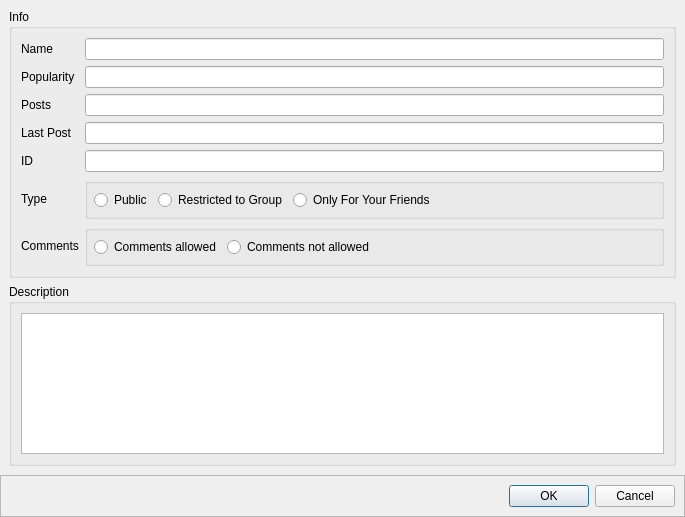
Old version of the form retroshare-gui/src/gui/gxs/GxsGroupDialog.ui in the repository RetroShare/RetroShare.
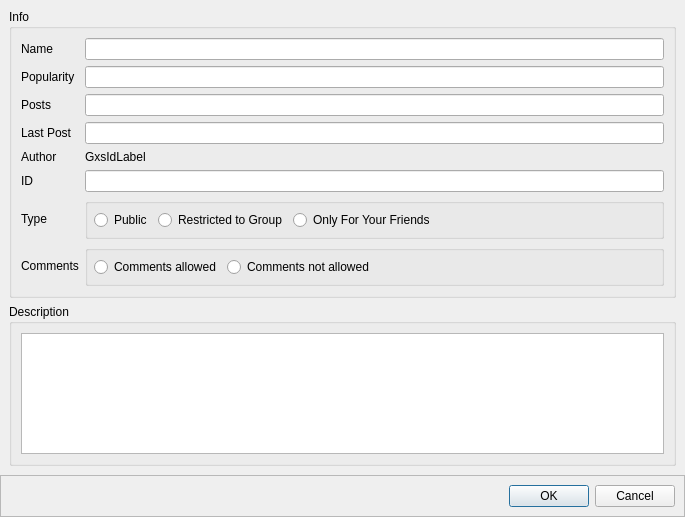
New version of the form. The open tabs and pages were chosen to show the change. Icons and pictures are not drawn. Custom widgets are drawn as their Qt base class.

Commit message: show group owner in channel/forum/posted's details tab

```diff
--- a/retroshare-gui/src/gui/gxs/GxsGroupDialog.ui
+++ b/retroshare-gui/src/gui/gxs/GxsGroupDialog.ui
@@ -574,7 +574,7 @@
           <string>Info</string>
          </property>
          <layout class="QGridLayout" name="_3">
-          <item row="6" column="1">
+          <item row="7" column="1">
            <widget class="QGroupBox" name="distribGroupBox_2">
             <property name="sizePolicy">
              <sizepolicy hsizetype="Expanding" vsizetype="Fixed">
@@ -674,7 +674,7 @@
             </layout>
            </widget>
           </item>
-          <item row="7" column="1">
+          <item row="8" column="1">
            <widget class="QGroupBox" name="commentGroupBox_2">
             <property name="title">
              <string/>
@@ -737,7 +737,7 @@
             </property>
            </widget>
           </item>
-          <item row="4" column="1">
+          <item row="5" column="1">
            <widget class="QLineEdit" name="IDline">
             <property name="readOnly">
              <bool>true</bool>
@@ -751,7 +751,7 @@
             </property>
            </widget>
           </item>
-          <item row="4" column="0">
+          <item row="5" column="0">
            <widget class="QLabel" name="label_4">
             <property name="text">
              <string>ID</string>
@@ -789,14 +789,14 @@
             </property>
            </widget>
           </item>
-          <item row="7" column="0">
+          <item row="8" column="0">
            <widget class="QLabel" name="commentslabel">
             <property name="text">
              <string>Comments</string>
             </property>
            </widget>
           </item>
-          <item row="6" column="0">
+          <item row="7" column="0">
            <widget class="QLabel" name="label_5">
             <property name="text">
              <string>Type</string>
@@ -806,6 +806,20 @@
             </property>
            </widget>
           </item>
+          <item row="4" column="0">
+           <widget class="QLabel" name="label_7">
+            <property name="text">
+             <string>Author</string>
+            </property>
+           </widget>
+          </item>
+          <item row="4" column="1">
+           <widget class="GxsIdLabel" name="authorLabel">
+            <property name="text">
+             <string>GxsIdLabel</string>
+            </property>
+           </widget>
+          </item>
          </layout>
         </widget>
        </item>
@@ -864,6 +878,11 @@
   </layout>
  </widget>
  <customwidgets>
+  <customwidget>
+   <class>GxsIdLabel</class>
+   <extends>QLabel</extends>
+   <header>gui/gxs/GxsIdLabel.h</header>
+  </customwidget>
   <customwidget>
    <class>GxsIdChooser</class>
    <extends>QComboBox</extends>
```
Left out of the diff: 84 changed lines with no effect on the pictures. The commit also changes 2 other files.
